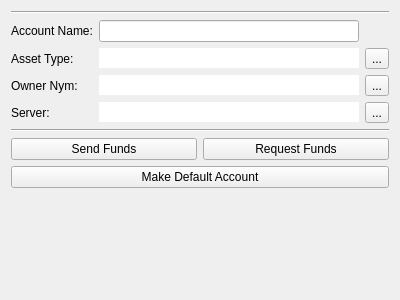
Above: src/gui/widgets/accountdetails.ui from Open-Transactions/Moneychanger before the change. Below: the same form after it.
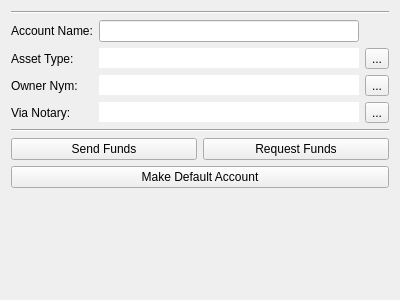
That is the form after the change. Icons and pictures are not drawn. Custom widgets are drawn as their Qt base class.

Diff of the .ui file:
```diff
--- a/src/gui/widgets/accountdetails.ui
+++ b/src/gui/widgets/accountdetails.ui
@@ -96,7 +96,7 @@
      <item row="3" column="0">
       <widget class="QLabel" name="labelServer">
        <property name="text">
-        <string>Server:</string>
+        <string>Via Notary:</string>
        </property>
       </widget>
      </item>
```
